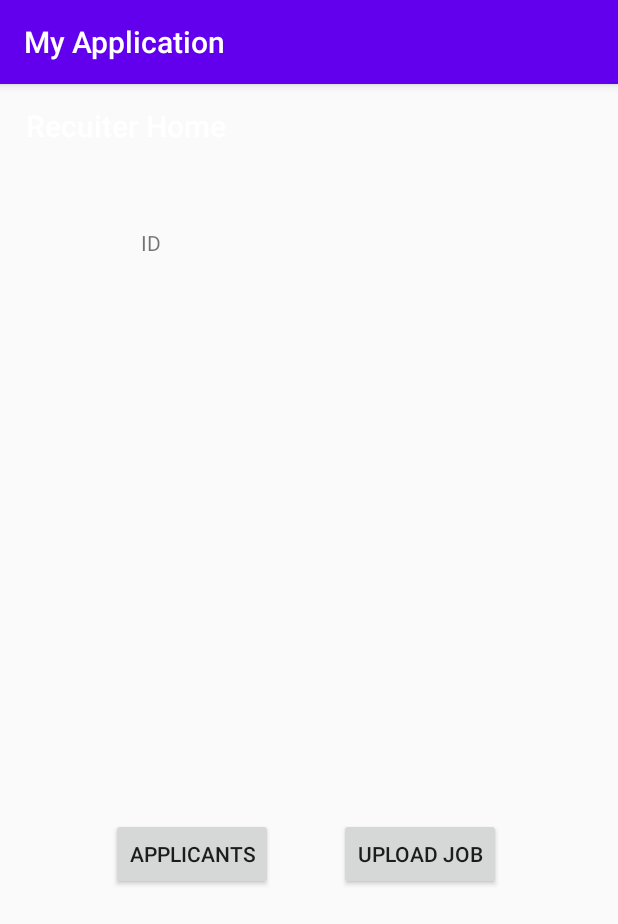
After one commit to Tanmay-13/Disabilityapp, an Android app: the RecruiterHome screen opened directly, with no data from a screen before it, on a phone screen of 412 x 824 dp. The commit adds this screen. Shown: the top 924 px of the screen. Run offline under Robolectric (Android 15) with nearby library versions, the phone set to English and light mode, and no system bars.

Commit message:
added recruiter home

```diff
--- a/app/src/main/AndroidManifest.xml
+++ b/app/src/main/AndroidManifest.xml
@@ -11,7 +11,7 @@
         android:theme="@style/AppTheme">
         <activity android:name=".ui.RecuiterApplicants"></activity>
         <activity android:name=".ui.RecruiterUploadJob" />
-        <activity android:name=".ui.RecruterHome" />
+        <activity android:name=".ui.RecruiterHome" />
         <activity android:name=".ui.ApplicantJobSearchActivity" />
         <activity
             android:name=".ui.RegisterActivity"
--- a/app/src/main/java/com/disablity/app/AppUtil.java
+++ b/app/src/main/java/com/disablity/app/AppUtil.java
@@ -34,6 +34,7 @@ public class AppUtil {
 
     public static final String USER_ID ="user.name";
     public static final String USER_OBJ ="user.obj";
+//    public static final String  R
     public static final Gson gson = new Gson();
 
 }
--- /dev/null
+++ b/app/src/main/java/com/disablity/app/ui/RecruiterHome.java
@@ -0,0 +1,49 @@
+package com.disablity.app.ui;
+
+import androidx.appcompat.app.AppCompatActivity;
+
+import android.content.Intent;
+import android.os.Bundle;
+import android.view.View;
+import android.widget.Button;
+
+import com.disablity.app.AppUtil;
+import com.disablity.app.R;
+
+public class RecruiterHome extends AppCompatActivity
+{
+    private String id;
+
+    @Override
+    protected void onCreate(Bundle savedInstanceState)
+    {
+        super.onCreate(savedInstanceState);
+        id = getIntent().getStringExtra(AppUtil.USER_ID);
+
+        setContentView(R.layout.activity_recruter_home);
+        Button uploadJob=findViewById(R.id.upload_job);
+        uploadJob.setOnClickListener(new View.OnClickListener()
+        {
+            @Override
+            public void onClick(View v)
+            {
+
+                Intent in=new Intent(RecruiterHome.this,RecruiterUploadJob.class);
+                in.putExtra(AppUtil.USER_ID,id);
+                startActivity(in);
+                finish();
+            }
+        });
+        Button applicants=findViewById(R.id.job_applicants);
+        applicants.setOnClickListener(new View.OnClickListener()
+        {
+            @Override
+            public void onClick(View v)
+            {
+                Intent in=new Intent(RecruiterHome.this,RecuiterApplicants.class);
+                startActivity(in);
+                finish();
+            }
+        });
+    }
+}
--- a/app/src/main/res/layout/activity_recruter_home.xml
+++ b/app/src/main/res/layout/activity_recruter_home.xml
@@ -4,7 +4,7 @@
     xmlns:tools="http://schemas.android.com/tools"
     android:layout_width="match_parent"
     android:layout_height="match_parent"
-    tools:context=".ui.RecruterHome">
+    tools:context=".ui.RecruiterHome">
 
     <androidx.constraintlayout.widget.Guideline
         android:id="@+id/guideline6"
@@ -21,7 +21,7 @@
         app:layout_constraintGuide_percent="0.7" />
 
     <Button
-        android:id="@+id/job_applcan"
+        android:id="@+id/job_applicants"
         android:layout_width="wrap_content"
         android:layout_height="wrap_content"
         android:layout_marginEnd="24dp"
@@ -30,7 +30,7 @@
         app:layout_constraintEnd_toStartOf="@+id/guideline6" />
 
     <Button
-        android:id="@+id/button2"
+        android:id="@+id/upload_job"
         android:layout_width="wrap_content"
         android:layout_height="wrap_content"
         android:layout_marginStart="20dp"
@@ -49,4 +49,15 @@
         app:layout_constraintTop_toTopOf="parent"
         app:title="Recuiter Home" />
 
+    <TextView
+        android:id="@+id/recruiter_id"
+        android:layout_width="wrap_content"
+        android:layout_height="wrap_content"
+        android:layout_marginTop="40dp"
+        android:text="ID "
+        app:layout_constraintEnd_toStartOf="@+id/guideline6"
+        app:layout_constraintHorizontal_bias="0.496"
+        app:layout_constraintStart_toStartOf="parent"
+        app:layout_constraintTop_toBottomOf="@+id/toolbar2" />
+
 </androidx.constraintlayout.widget.ConstraintLayout>
```
Also changed, not shown: app/src/main/java/com/disablity/app/ui/RecruiterUploadJob.java (+38 -0 lines), app/src/main/java/com/disablity/app/ui/RecruterHome.java (deleted, +0 -17 lines), app/src/main/res/layout/activity_recruiter_upload_job.xml (+6 -6 lines), 1 other file.
